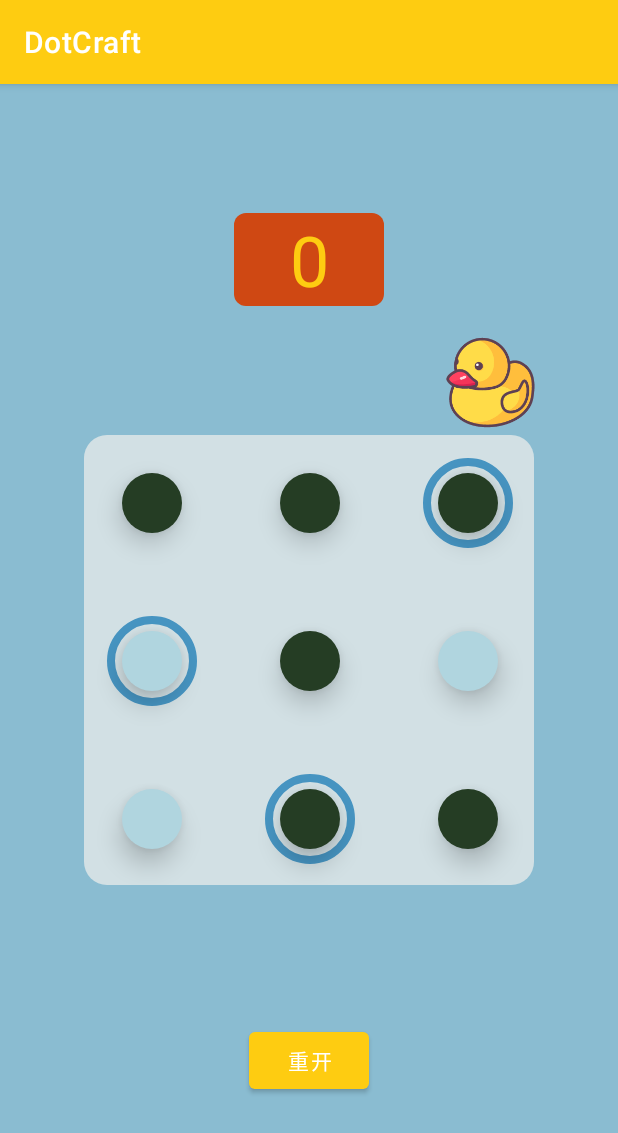
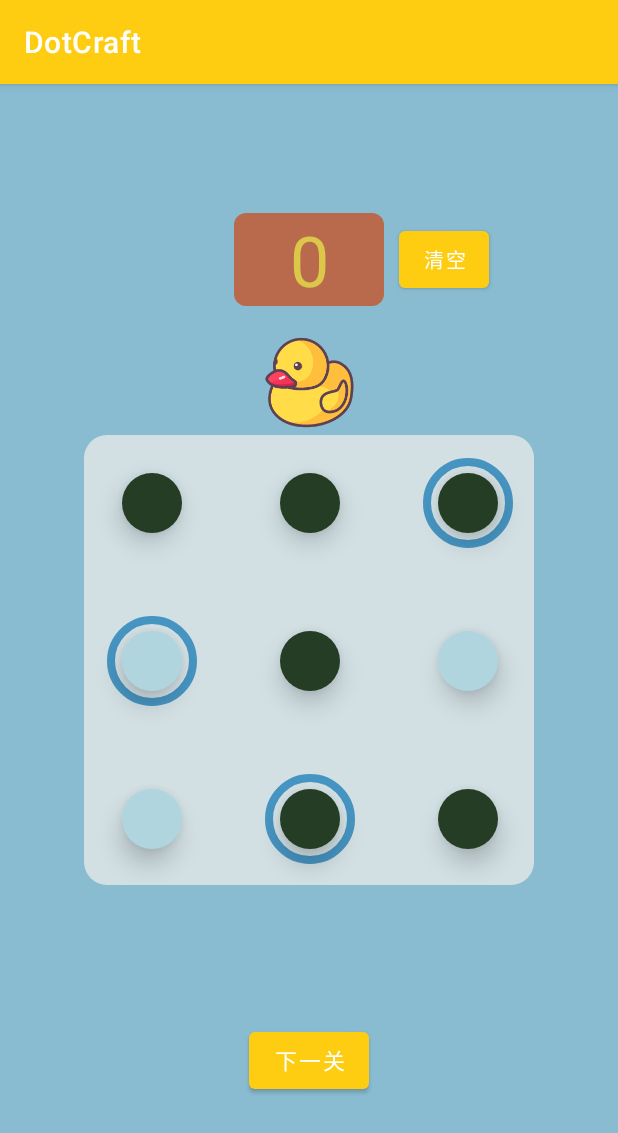
Before and after one commit to XsJim/DotCraft, an Android app: the screen it shows after launch (MainActivity), on a phone screen of 412 x 824 dp. Shown: the top 1133 px of the screen. Run offline under Robolectric (Android 15) with nearby library versions, the phone set to English and light mode, and no system bars.

Commit message:
添加一系列震动效果，为小黄鸭添加一个简单的动画效果，添加了一个重置分数的按钮

```diff
--- a/app/build.gradle
+++ b/app/build.gradle
@@ -29,6 +29,7 @@ android {
 
 dependencies {
 
+    implementation 'androidx.dynamicanimation:dynamicanimation:1.0.0'
     implementation 'androidx.appcompat:appcompat:1.2.0'
     implementation 'com.google.android.material:material:1.3.0'
     implementation 'androidx.constraintlayout:constraintlayout:2.0.4'
--- a/app/src/main/AndroidManifest.xml
+++ b/app/src/main/AndroidManifest.xml
@@ -2,6 +2,7 @@
 <manifest xmlns:android="http://schemas.android.com/apk/res/android"
     package="com.sxs.dotcraft">
 
+    <uses-permission android:name="android.permission.VIBRATE" />
     <application
         android:allowBackup="true"
         android:icon="@mipmap/ic_launcher"
--- a/app/src/main/java/com/sxs/dotcraft/MainActivity.java
+++ b/app/src/main/java/com/sxs/dotcraft/MainActivity.java
@@ -1,13 +1,20 @@
 package com.sxs.dotcraft;
 
 import androidx.appcompat.app.AppCompatActivity;
+import androidx.constraintlayout.widget.ConstraintLayout;
 import androidx.core.content.res.ResourcesCompat;
+import androidx.dynamicanimation.animation.DynamicAnimation;
+import androidx.dynamicanimation.animation.SpringAnimation;
+import androidx.dynamicanimation.animation.SpringForce;
 
+import android.animation.ObjectAnimator;
 import android.content.Context;
 import android.content.SharedPreferences;
 import android.graphics.drawable.Drawable;
 import android.media.Image;
 import android.os.Bundle;
+import android.os.VibrationEffect;
+import android.os.Vibrator;
 import android.util.Log;
 import android.view.MotionEvent;
 import android.view.View;
@@ -78,6 +85,29 @@ public class MainActivity extends AppCompatActivity {
     private SharedPreferences sharedPref;
     private SharedPreferences.Editor sharedPrefEdit;
 
+    // 小鸭子当前的位置
+    private boolean duckAtRight = true;
+
+    // 震动器
+    private Vibrator vibrator;
+
+    // 震动效果
+
+    // 点击
+    private final VibrationEffect effect_click = VibrationEffect.createPredefined(VibrationEffect.EFFECT_CLICK);
+
+    // 双击
+    private final VibrationEffect effect_double_click = VibrationEffect.createPredefined(VibrationEffect.EFFECT_DOUBLE_CLICK);
+
+    // 重击
+    private final VibrationEffect effect_heavy_click = VibrationEffect.createPredefined(VibrationEffect.EFFECT_HEAVY_CLICK);
+
+    // 轻击
+    private final VibrationEffect effect_tick = VibrationEffect.createPredefined(VibrationEffect.EFFECT_TICK);
+
+    // 鸭子
+    private final VibrationEffect effect_duck = VibrationEffect.createWaveform(new long[] {10, 20, 30, 40, 100, 50, 20, 10}, -1);
+
     @Override
     protected void onCreate(Bundle savedInstanceState) {
         super.onCreate(savedInstanceState);
@@ -89,8 +119,12 @@ public class MainActivity extends AppCompatActivity {
 
         backupDot = findViewById(R.id.backupDot);
 
+        // 加载键值存储器
         sharedPref = getSharedPreferences(getString(R.string.preference_file_key), Context.MODE_PRIVATE);
         sharedPrefEdit = sharedPref.edit();
+
+        // 初始化震动器
+        vibrator = (Vibrator)getSystemService(VIBRATOR_SERVICE);
 
         // 加载并显示分数
         scoreView = findViewById(R.id.score);
@@ -124,6 +158,9 @@ public class MainActivity extends AppCompatActivity {
 
                 if (touchDotIndex != -1) {
                     state = STATE_WAITING_DRAG;
+
+                    // 触发一次点击震动
+                    vibrator.vibrate(effect_click);
                 }
 
                 break;
@@ -207,8 +244,32 @@ public class MainActivity extends AppCompatActivity {
         return true;
     }
 
+    // 清除分数
+    public void clearScore(View view) {
+        setScore(0);
+
+        // 触发一次双震动
+        vibrator.vibrate(effect_double_click);
+    }
+
+    // 点击小鸭子
+    public void duck(View view) {
+        vibrator.vibrate(effect_duck);
+        ObjectAnimator animation;
+        if (duckAtRight) {
+            animation = ObjectAnimator.ofFloat(view, "translationX", 230);
+        } else {
+            animation = ObjectAnimator.ofFloat(view, "translationX", -230f);
+        }
+
+        duckAtRight = !duckAtRight;
+
+        animation.setDuration(500);
+        animation.start();
+    }
+
     /**
-     * 用传入的 score 替代当前的全局 score ，这个方法同时更新视图、并更新持久存储，所有修改 score 都应该使用此方法
+     * 用传入的 score 替代当前的全局 score ，这个方法同时更新视图、并更新持久存储以及其他于分数相关联的内容，所有修改 score 都应该使用此方法
      * @param score 全局 score 的更新目标
      */
     public void setScore(int score) {
@@ -369,15 +430,19 @@ public class MainActivity extends AppCompatActivity {
         // 更新视图
         updateDotsView();
 
+        // 移动之后来个小型震动效果
+        vibrator.vibrate(effect_tick);
+
         // 判断是否胜利
         if (isPass()) {
             // 胜利之后要干啥呢
 
             // 先来点非常高级的效果
+            // 一次加重的点击震动
+            vibrator.vibrate(effect_heavy_click);
 
             // 加上分数
             setScore(score+1);
-            // 把鸭子变大
 
             // 再来个新的棋盘
             restart(null);
@@ -560,6 +625,9 @@ public class MainActivity extends AppCompatActivity {
             // 将新位置的点变为浅色
             dots[currentDotIx[i]].setBackground(shapeDotBlue);
         }
+
+        // 更新棋盘后来两次震动
+        vibrator.vibrate(effect_double_click);
     }
 
     // 获取页面上的圈并依次放入数组
--- a/app/src/main/res/layout/activity_main.xml
+++ b/app/src/main/res/layout/activity_main.xml
@@ -7,12 +7,24 @@
     android:background="#8abcd1"
     tools:context=".MainActivity">
 
+    <ImageView
+        android:id="@+id/duck"
+        android:layout_width="70dp"
+        android:layout_height="70dp"
+        android:background="@mipmap/yellow_duck"
 
+        app:layout_constraintBottom_toTopOf="@id/table1"
+        app:layout_constraintRight_toRightOf="parent"
+        app:layout_constraintLeft_toLeftOf="parent"
+
+        android:onClick="duck"
+        />
 
     <TextView
         android:id="@+id/score"
         android:layout_width="100dp"
         android:layout_height="62dp"
+        android:alpha="0.7"
 
         app:layout_constraintLeft_toLeftOf="parent"
         app:layout_constraintRight_toRightOf="parent"
@@ -24,15 +36,19 @@
         android:gravity="center"
         android:background="@drawable/shape_bg_red"/>
 
-    <ImageView
-        android:layout_width="70dp"
-        android:layout_height="70dp"
-        android:background="@mipmap/yellow_duck"
+    <Button
+        android:id="@+id/clear_score"
+        android:layout_width="60dp"
+        android:layout_height="50dp"
+        android:text="@string/clear_score"
+        android:autoSizeTextType="uniform"
 
+        app:layout_constraintLeft_toRightOf="@id/score"
+        app:layout_constraintTop_toTopOf="parent"
         app:layout_constraintBottom_toTopOf="@id/table1"
-        app:layout_constraintRight_toRightOf="parent"
-        android:layout_marginEnd="50dp"
-        />
+        android:layout_marginStart="10dp"
+
+        android:onClick="clearScore"/>
 
     <RelativeLayout
         android:id="@+id/table1"
@@ -301,6 +317,9 @@
         app:layout_constraintBottom_toBottomOf="parent"
         app:layout_constraintTop_toBottomOf="@id/table1"
 
+
+        android:autoSizeTextType="uniform"
+
         android:onClick="restart"
         />
 
--- a/app/src/main/res/values/strings.xml
+++ b/app/src/main/res/values/strings.xml
@@ -1,7 +1,8 @@
 <resources>
     <string name="app_name">DotCraft</string>
-    <string name="restart_chinese">重开</string>
+    <string name="restart_chinese">下一关</string>
     <string name="score_chinese">0</string>
+    <string name="clear_score">清空</string>
     <string name="preference_file_key">com.sxs.dotCraft.PREFERENCE_FILE_KEY</string>
     <string name="saved_high_score_key">com.sxs.dotCraft.high_score</string>
 </resources>
```
Also changed, not shown: 1 other file.
